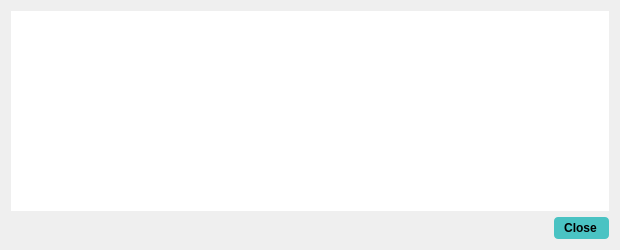
First picture: the form in src/qt/forms/transactiondescdialog.ui, repository piratecash/piratecash, before the edit.
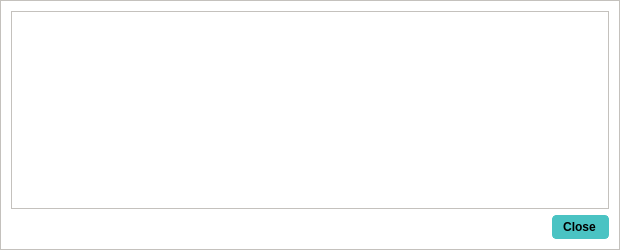
Second picture: the form after the edit.

What changed in the file:
```diff
--- a/src/qt/forms/transactiondescdialog.ui
+++ b/src/qt/forms/transactiondescdialog.ui
@@ -14,8 +14,7 @@
    <string>Transaction details</string>
   </property>
   <property name="styleSheet">
-   <string notr="true">font-weight:bold;
-border: 0;</string>
+   <string notr="true">background-color: rgb(255, 255, 255); color: rgb(0,0,0); border: 1px solid #c4c1bd;</string>
   </property>
   <layout class="QVBoxLayout" name="verticalLayout">
    <item>
```
